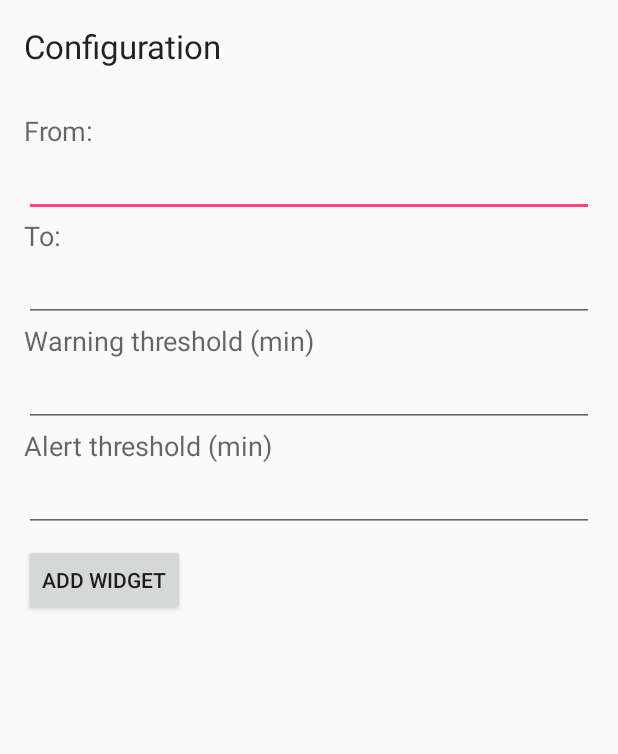
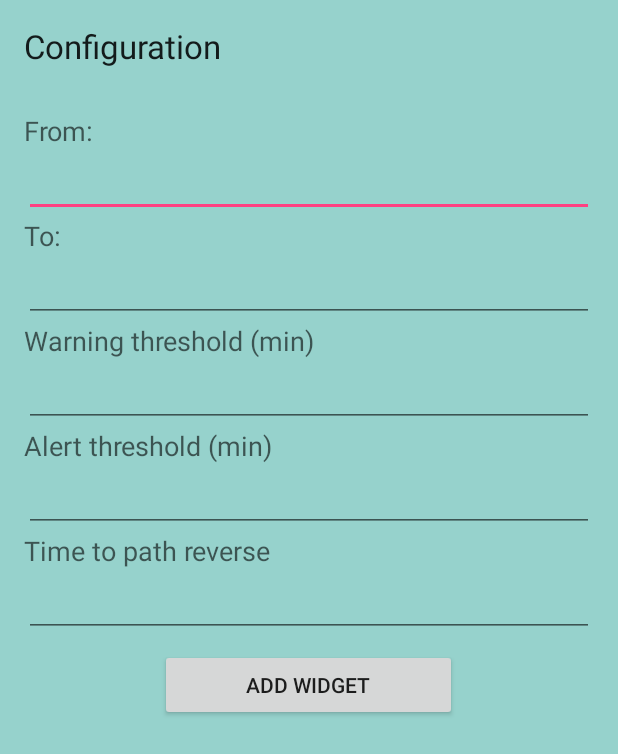
Before and after one commit to MagisterVitae/TrafficWidget, an Android app: the TrafficWidgetConfigureActivity screen opened directly, with no data from a screen before it, on a phone screen of 412 x 824 dp. Shown: the top 754 px of the screen. Run offline under Robolectric (Android 15) with nearby library versions, the phone set to English and light mode, and no system bars; libraries missing offline, so code that uses them is left out: junit.framework; 1 statement that could not run was skipped.

Commit message:
Modificate / aggiunte funzionalità
* Aggiunta funzionalità inversione percorso se orario oltre soglia configurata
* Centrato il tempo visualizzato sul widget
* Invalidato il tempo mostrato se non è disponibile la connessione internet
* Aggiunta simpatica icona

```diff
--- a/app/build.gradle
+++ b/app/build.gradle
@@ -16,6 +16,9 @@ android {
             minifyEnabled false
             proguardFiles getDefaultProguardFile('proguard-android.txt'), 'proguard-rules.pro'
         }
+        debug {
+            debuggable true
+        }
     }
 }
 
--- a/app/src/main/AndroidManifest.xml
+++ b/app/src/main/AndroidManifest.xml
@@ -7,7 +7,7 @@
 
     <application
         android:allowBackup="true"
-        android:icon="@mipmap/ic_launcher"
+        android:icon="@mipmap/ic_trafficwidget"
         android:label="@string/app_name"
         android:supportsRtl="true"
         android:theme="@style/AppTheme">
--- a/app/src/main/java/sturmtruppen/com/trafficwidget/Configuration.java
+++ b/app/src/main/java/sturmtruppen/com/trafficwidget/Configuration.java
@@ -11,6 +11,7 @@ public class Configuration {
     private String to;
     private String warningTsd;
     private String alertTsd;
+    private String timeReverse;
 
     public Configuration() {
     }
@@ -35,10 +36,15 @@ public class Configuration {
         return alertTsd;
     }
 
+    public String getTimeReverse() {
+        return timeReverse;
+    }
+
     public void fetchConfiguration(Context context, int appWidgetId) {
         this.from = TrafficWidgetConfigureActivity.loadFromPref(context, appWidgetId);
         this.to = TrafficWidgetConfigureActivity.loadToPref(context, appWidgetId);
         this.warningTsd = TrafficWidgetConfigureActivity.loadWarningPref(context, appWidgetId);
         this.alertTsd = TrafficWidgetConfigureActivity.loadAlertPref(context, appWidgetId);
+        this.timeReverse = TrafficWidgetConfigureActivity.loadTimeReversePref(context, appWidgetId);
     }
 }
--- a/app/src/main/java/sturmtruppen/com/trafficwidget/TrafficWidgetConfigureActivity.java
+++ b/app/src/main/java/sturmtruppen/com/trafficwidget/TrafficWidgetConfigureActivity.java
@@ -1,6 +1,8 @@
 package sturmtruppen.com.trafficwidget;
 
 import android.app.Activity;
+import android.app.DatePickerDialog;
+import android.app.TimePickerDialog;
 import android.appwidget.AppWidgetManager;
 import android.content.Context;
 import android.content.Intent;
@@ -9,6 +11,13 @@ import android.os.Bundle;
 import android.os.StrictMode;
 import android.view.View;
 import android.widget.EditText;
+import android.widget.TimePicker;
+
+import junit.framework.Test;
+
+import java.text.DateFormat;
+import java.text.SimpleDateFormat;
+import java.util.Calendar;
 
 /**
  * The configuration screen for the {@link TrafficWidget TrafficWidget} AppWidget.
@@ -23,6 +32,10 @@ public class TrafficWidgetConfigureActivity extends Activity {
     EditText mTo;
     EditText mWarning;
     EditText mAlert;
+    EditText mTimeReverse;
+
+    Calendar dateAndTime = Calendar.getInstance();
+    SimpleDateFormat fmtDateAndTime = new SimpleDateFormat("HH:mm");
 
     View.OnClickListener mOnClickListener = new View.OnClickListener() {
         public void onClick(View v) {
@@ -33,8 +46,10 @@ public class TrafficWidgetConfigureActivity extends Activity {
             String to = mTo.getText().toString();
             String warningTsd = mWarning.getText().toString();
             String alertTsd = mAlert.getText().toString();
+            String timeReverse = mTimeReverse.getText().toString();
             saveDestinationPref(context, mAppWidgetId, from, to);
             saveThresholdPref(context, mAppWidgetId, warningTsd, alertTsd);
+            saveTimeReversePref(context, mAppWidgetId, timeReverse);
 
             // It is the responsibility of the configuration activity to update the app widget
             AppWidgetManager appWidgetManager = AppWidgetManager.getInstance(context);
@@ -49,8 +64,31 @@ public class TrafficWidgetConfigureActivity extends Activity {
         }
     };
 
+
+    TimePickerDialog.OnTimeSetListener t = new TimePickerDialog.OnTimeSetListener() {
+        public void onTimeSet(TimePicker view, int hourOfDay,
+                              int minute) {
+            dateAndTime.set(Calendar.HOUR_OF_DAY, hourOfDay);
+            dateAndTime.set(Calendar.MINUTE, minute);
+            mTimeReverse.setText(fmtDateAndTime.format(dateAndTime.getTime()));
+        }
+    };
+
     public TrafficWidgetConfigureActivity() {
         super();
+    }
+
+    /**
+     * Metodo per salvare l'orario di inversione percorso nelle SharedPreference
+     *
+     * @param context
+     * @param appWidgetId
+     * @param time
+     */
+    static void saveTimeReversePref(Context context, int appWidgetId, String time) {
+        SharedPreferences.Editor prefs = context.getSharedPreferences(PREFS_NAME, 0).edit();
+        prefs.putString(PREF_PREFIX_KEY + "timeReverse", time);
+        prefs.apply();
     }
 
     /**
@@ -148,6 +186,16 @@ public class TrafficWidgetConfigureActivity extends Activity {
         }
     }
 
+    static String loadTimeReversePref(Context context, int appWidgetId) {
+        SharedPreferences prefs = context.getSharedPreferences(PREFS_NAME, 0);
+        String timeValue = prefs.getString(PREF_PREFIX_KEY + "timeReverse", null);
+        if (timeValue != null) {
+            return timeValue;
+        } else {
+            return "23:59";
+        }
+    }
+
     static void deleteTitlePref(Context context, int appWidgetId) {
         SharedPreferences.Editor prefs = context.getSharedPreferences(PREFS_NAME, 0).edit();
         prefs.remove(PREF_PREFIX_KEY + appWidgetId);
@@ -169,7 +217,17 @@ public class TrafficWidgetConfigureActivity extends Activity {
         mTo = (EditText) findViewById(R.id.txtTo);
         mWarning = (EditText) findViewById(R.id.txtWarning);
         mAlert = (EditText) findViewById(R.id.txtAlert);
+        mTimeReverse = (EditText) findViewById(R.id.txtTimeReverse);
         findViewById(R.id.add_button).setOnClickListener(mOnClickListener);
+        findViewById(R.id.txtTimeReverse).setOnClickListener(new View.OnClickListener() {
+            public void onClick(View v) {
+                new TimePickerDialog(TrafficWidgetConfigureActivity.this,
+                        t,
+                        dateAndTime.get(Calendar.HOUR_OF_DAY),
+                        dateAndTime.get(Calendar.MINUTE),
+                        true).show();
+            }
+        });
 
         // Find the widget id from the intent.
         Intent intent = getIntent();
@@ -191,5 +249,6 @@ public class TrafficWidgetConfigureActivity extends Activity {
         mTo.setText(loadToPref(TrafficWidgetConfigureActivity.this, mAppWidgetId));
         mWarning.setText(loadWarningPref(TrafficWidgetConfigureActivity.this, mAppWidgetId));
         mAlert.setText(loadAlertPref(TrafficWidgetConfigureActivity.this, mAppWidgetId));
+        mTimeReverse.setText(loadTimeReversePref(TrafficWidgetConfigureActivity.this, mAppWidgetId));
     }
 }
--- a/app/src/main/res/layout/traffic_widget.xml
+++ b/app/src/main/res/layout/traffic_widget.xml
@@ -24,7 +24,8 @@
         android:textSize="@dimen/abc_text_size_headline_material"
         android:textStyle="bold"
         android:layout_centerInParent="true"
-        android:textAlignment="center" />
+        android:textAlignment="center"
+        android:gravity="center" />
 
     <ImageButton
         android:layout_width="25dp"
--- a/app/src/main/res/layout/traffic_widget_configure.xml
+++ b/app/src/main/res/layout/traffic_widget_configure.xml
@@ -1,4 +1,8 @@
 <?xml version="1.0" encoding="utf-8"?>
+<ScrollView android:layout_width="fill_parent"
+    android:layout_height="fill_parent"
+    xmlns:android="http://schemas.android.com/apk/res/android"
+    android:background="@color/highlighted_text_material_light">
 <LinearLayout xmlns:android="http://schemas.android.com/apk/res/android"
     android:layout_width="match_parent"
     android:layout_height="wrap_content"
@@ -11,8 +15,7 @@
         android:layout_height="wrap_content"
         android:textAppearance="?android:attr/textAppearanceLarge"
         android:text="@string/configure"
-        android:id="@+id/lblTitle"
-        android:layout_weight="0.85" />
+        android:id="@+id/lblTitle" />
 
     <TextView
         android:layout_width="wrap_content"
@@ -40,52 +43,63 @@
         android:layout_height="wrap_content"
         android:textAppearance="?android:attr/textAppearanceMedium"
         android:text="To:"
-        android:id="@+id/lblTo"
-        android:layout_weight="0.85" />
+        android:id="@+id/lblTo" />
 
     <EditText
         android:id="@+id/txtTo"
         android:layout_width="match_parent"
         android:layout_height="wrap_content"
-        android:inputType="text"
-        android:layout_gravity="center_horizontal" />
+        android:inputType="text" />
 
     <TextView
         android:layout_width="wrap_content"
         android:layout_height="wrap_content"
         android:textAppearance="?android:attr/textAppearanceMedium"
         android:text="Warning threshold (min)"
-        android:id="@+id/lblWarning"
-        android:layout_weight="0.85" />
+        android:id="@+id/lblWarning" />
 
     <EditText
         android:id="@+id/txtWarning"
         android:layout_width="match_parent"
         android:layout_height="wrap_content"
-        android:inputType="text"
-        android:layout_gravity="center_horizontal"
-        android:layout_weight="0.85" />
+        android:inputType="text" />
 
     <TextView
         android:layout_width="wrap_content"
         android:layout_height="wrap_content"
         android:textAppearance="?android:attr/textAppearanceMedium"
         android:text="Alert threshold (min)"
-        android:id="@+id/lblAlert"
-        android:layout_weight="0.85" />
+        android:id="@+id/lblAlert" />
 
     <EditText
         android:id="@+id/txtAlert"
         android:layout_width="match_parent"
         android:layout_height="wrap_content"
-        android:inputType="text"
-        android:layout_weight="0.85" />
+        android:inputType="text" />
+
+    <TextView
+        android:layout_width="wrap_content"
+        android:layout_height="wrap_content"
+        android:textAppearance="?android:attr/textAppearanceMedium"
+        android:text="Time to path reverse"
+        android:id="@+id/lblPathReverse" />
+
+    <EditText
+        android:layout_width="match_parent"
+        android:layout_height="wrap_content"
+        android:inputType="none"
+        android:ems="10"
+        android:id="@+id/txtTimeReverse"
+        android:editable="false"
+        android:elegantTextHeight="false" />
 
     <Button
         android:id="@+id/add_button"
-        android:layout_width="wrap_content"
+        android:layout_width="198dp"
         android:layout_height="wrap_content"
         android:layout_marginTop="8dp"
-        android:text="@string/add_widget" />
+        android:text="@string/add_widget"
+        android:layout_gravity="center_horizontal" />
 
 </LinearLayout>
+</ScrollView>
```
Also changed, not shown: app/src/main/java/sturmtruppen/com/trafficwidget/DistanceMatrixParams.java (added, +70 -0 lines), app/src/main/java/sturmtruppen/com/trafficwidget/TrafficDataFetcher.java (+11 -11 lines), app/src/main/java/sturmtruppen/com/trafficwidget/TrafficWidget.java (+21 -16 lines), app/src/main/ic_trafficWidget-web.png (added), app/src/main/res/mipmap-hdpi/ic_trafficwidget.png (added), app/src/main/res/mipmap-mdpi/ic_trafficwidget.png (added), app/src/main/res/mipmap-xhdpi/ic_trafficwidget.png (added), app/src/main/res/mipmap-xxhdpi/ic_trafficwidget.png (added), app/src/main/res/mipmap-xxxhdpi/ic_trafficwidget.png (added).
